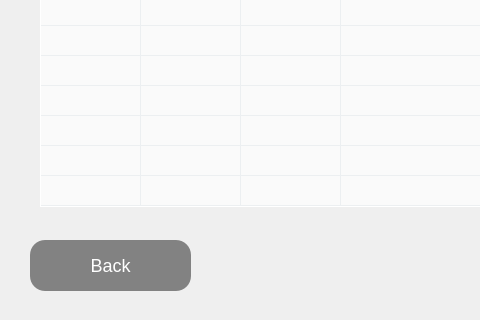
This is frontend/accounttransactions.ui in 22kmo-project/group_14 as Qt 5 draws it before an edit; both pictures show x 0 to 480 and y 280 to 600 of the 800 by 600 pixel window. The edited form follows.
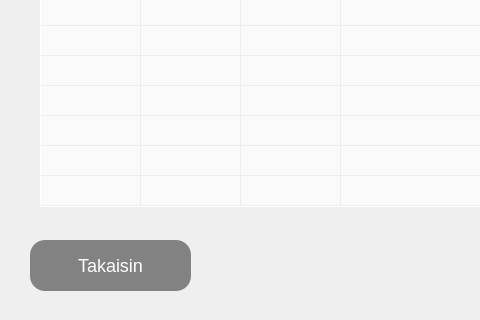
This is the edited form. Icons and pictures are not drawn.

The edit to the form file:
```diff
--- a/frontend/accounttransactions.ui
+++ b/frontend/accounttransactions.ui
@@ -106,7 +106,7 @@
 }</string>
    </property>
    <property name="text">
-    <string>Back</string>
+    <string>Takaisin</string>
    </property>
   </widget>
   <widget class="QLabel" name="textCustomerName">
```
